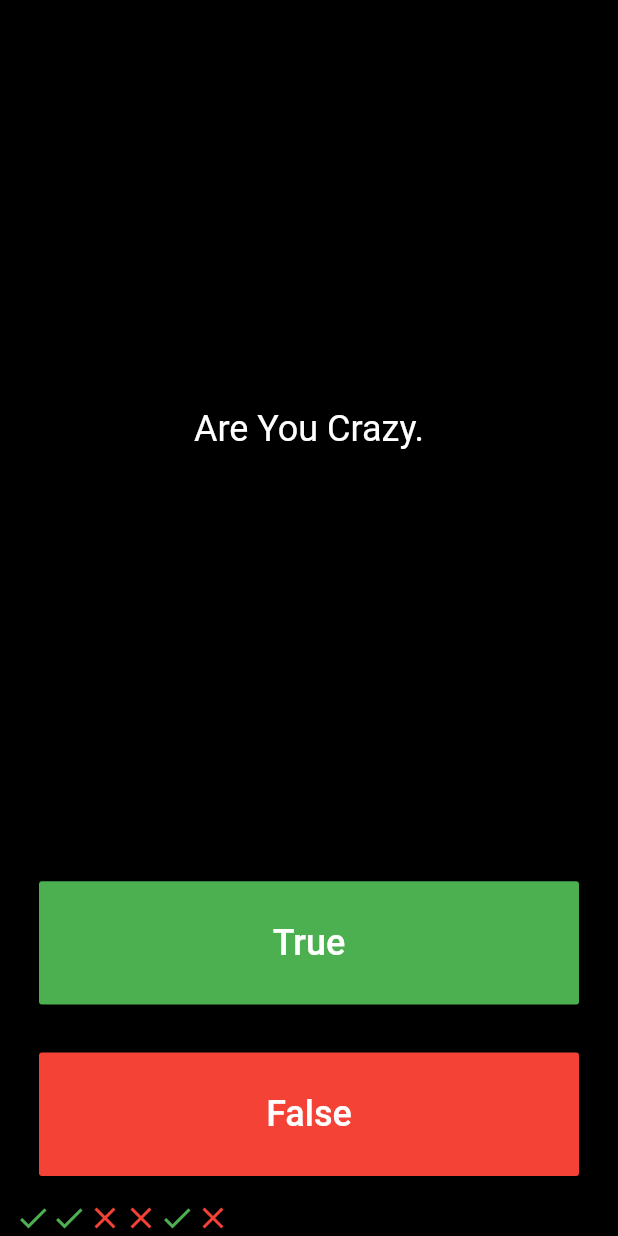
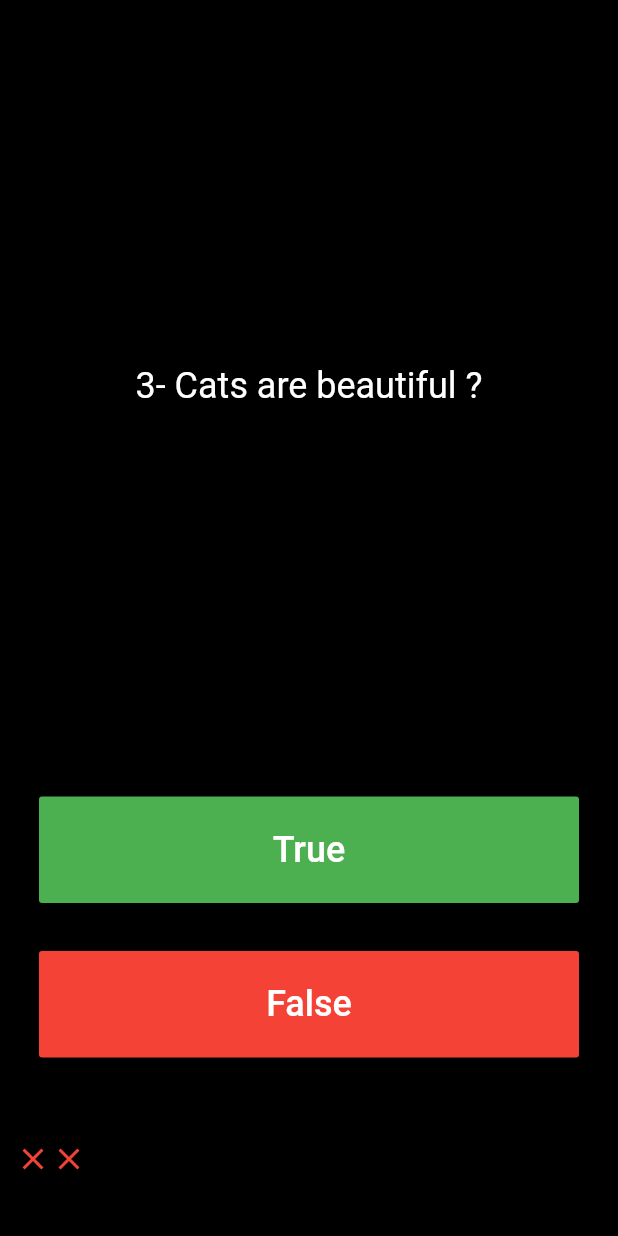
Before and after one commit to EngMo974/quizer, a Flutter app: the screen it shows after launch, after a tap on "True", after a tap on "False", on a phone screen of 412 x 824 dp. Run offline on Flutter 3.47's test engine with Material 2 defaults, Android fonts, the phone set to English and light mode, and no system bars.

Commit message:
add check answer

```diff
--- a/lib/main.dart
+++ b/lib/main.dart
@@ -13,7 +13,7 @@ class MyApp extends StatelessWidget {
           backgroundColor: Colors.black,
           body: Padding(
             padding: EdgeInsets.symmetric(horizontal: 10.0),
-            child: Question(),
+            child: QuizPage(),
           ),
         ),
       ),
@@ -21,30 +21,22 @@ class MyApp extends StatelessWidget {
   }
 }
 
-class Question extends StatefulWidget {
+class QuizPage extends StatefulWidget {
   @override
-  _QuestionState createState() => _QuestionState();
+  _QuizPageState createState() => _QuizPageState();
 }
 
-class _QuestionState extends State<Question> {
-  List<Icon> keper = [
-    Icon(
-      Icons.check,
-      color: Colors.green,
-    ),
-    Icon(
-      Icons.check,
-      color: Colors.green,
-    ),
-    Icon(
-      Icons.close,
-      color: Colors.red,
-    ),
-    Icon(
-      Icons.close,
-      color: Colors.red,
-    ),
+class _QuizPageState extends State<QuizPage> {
+  List<Icon> keper = [];
+  List<String> questions = [
+    '1- The sun is too close to us ?',
+    '2- Humans can breathe under the water ?',
+    '3- Cats are beautiful ?'
   ];
+
+  List<bool> answers = [false, false, true];
+
+  int quNo = 0;
 
   @override
   Widget build(BuildContext context) {
@@ -58,7 +50,7 @@ class _QuestionState extends State<Question> {
             padding: const EdgeInsets.all(10.0),
             child: Center(
               child: Text(
-                'Are You Crazy.',
+                questions[quNo],
                 textAlign: TextAlign.center,
                 style: TextStyle(color: Colors.white, fontSize: 24),
               ),
@@ -78,16 +70,25 @@ class _QuestionState extends State<Question> {
               color: Colors.green,
               textColor: Colors.white,
               onPressed: () {
-                setState(
-                  () {
+                setState(() {
+                  quNo++;
+                  bool correct = answers[quNo];
+                  if (correct == true) {
                     keper.add(
                       Icon(
                         Icons.check,
                         color: Colors.green,
                       ),
                     );
-                  },
-                );
+                  } else {
+                    keper.add(
+                      Icon(
+                        Icons.close,
+                        color: Colors.red,
+                      ),
+                    );
+                  }
+                });
               },
             ),
           ),
@@ -105,24 +106,42 @@ class _QuestionState extends State<Question> {
               color: Colors.red,
               textColor: Colors.white,
               onPressed: () {
-                setState(
-                  () {
+                setState(() {
+               quNo++;
+                  bool correct = answers[quNo];
+                  if (correct == false) {
+                    keper.add(
+                      Icon(
+                        Icons.check,
+                        color: Colors.green,
+                      ),
+                    );
+                  } else {
                     keper.add(
                       Icon(
                         Icons.close,
                         color: Colors.red,
                       ),
                     );
-                  },
-                );
+                  }
+                });
               },
             ),
           ),
         ),
-        Row(
-          children: keper,
+        Expanded(
+          child: Row(
+            children: keper,
+          ),
         )
       ],
     );
   }
+
+  void incNm() {
+    quNo++;
+    if (quNo == questions.length) {
+      quNo = 0;
+    }
+  }
 }
```
